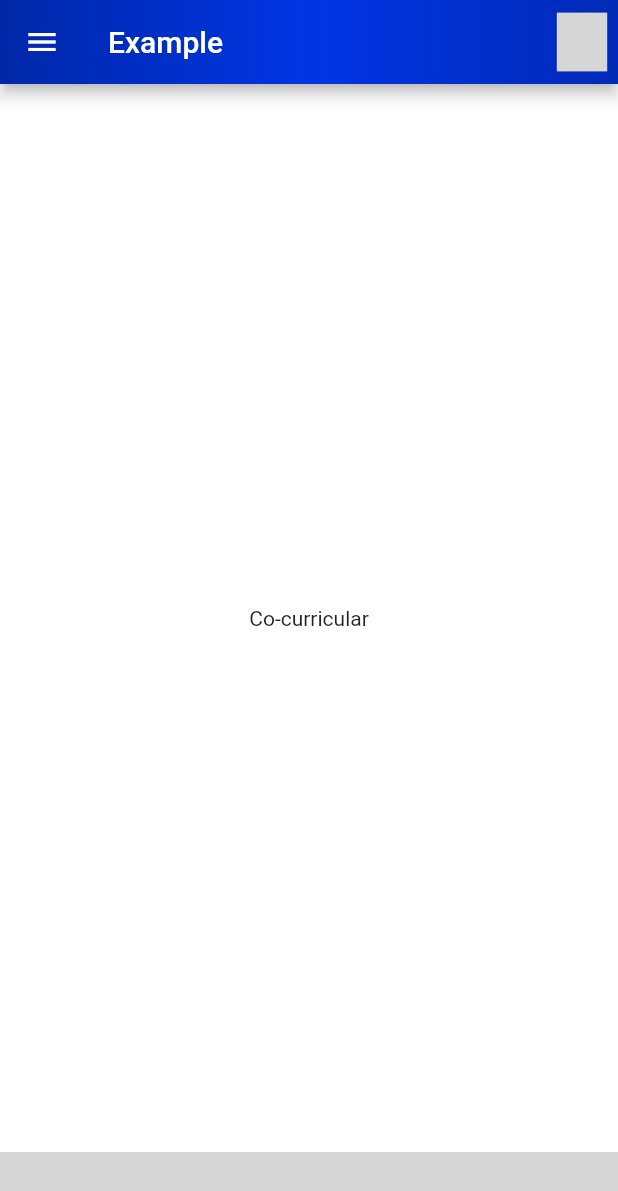
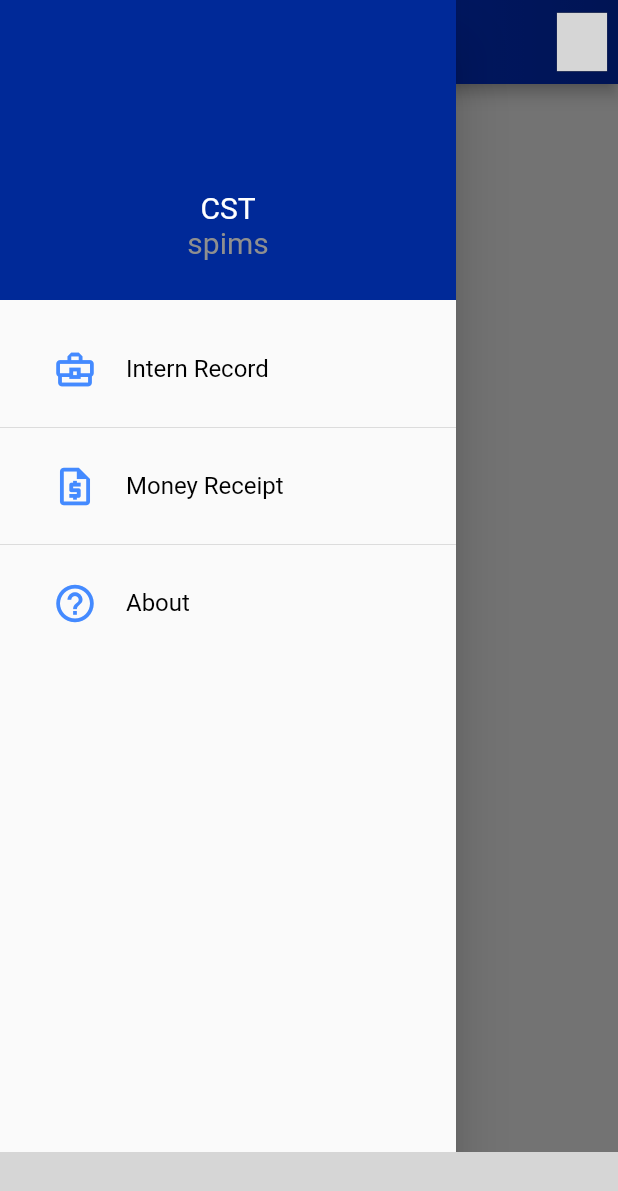
Before and after one commit to suzWaks/SPIMS, a Flutter app: the screen it shows after launch, with the side drawer open (before the commit the screen has no drawer), on a phone screen of 412 x 824 dp. Shown: the top 1191 px of the screen. Run offline on Flutter 3.47's test engine with Material 2 defaults, Android fonts, the light colour scheme and no system bars; missing offline and left inert: custom_line_indicator_bottom_navbar, day_night_switcher; grey boxes are pictures that could not be loaded.

Commit message:
Basic Layout properly established I have added the functionality of buttons in the bottom navigation bar which will take us to respective pages on clicking. Also I have implemented the hamburger menu which also routes to respective pages on clicking the menu items. Notice? The navigation bar remains common for all the pages.
PS: the dark mode toggle does not work as of now.

```diff
--- /dev/null
+++ b/lib/Drawer/headerdrawer.dart
@@ -0,0 +1,42 @@
+import 'package:flutter/material.dart';
+
+class HeaderDrawer extends StatefulWidget {
+  const HeaderDrawer({super.key});
+
+  @override
+  State<HeaderDrawer> createState() => _HeaderDrawerState();
+}
+
+class _HeaderDrawerState extends State<HeaderDrawer> {
+  @override
+  Widget build(BuildContext context) {
+    return Container(
+      color: Color.fromARGB(255, 0, 41, 152),
+      width: double.infinity,
+      height: 200,
+      padding: EdgeInsets.only(top: 20, left: 0),
+      child: Column(mainAxisAlignment: MainAxisAlignment.center, children: [
+        Container(
+          margin: EdgeInsets.only(bottom: 10),
+          height: 70,
+          // decoration: BoxDecoration(
+          //   image: DecorationImage(
+          //     image: AssetImage('lib/Drawer/cstlogo.png'),
+          //     fit: BoxFit.fill,
+          //   ),
+          // ),
+        ),
+        Text(
+          "CST",
+          style: TextStyle(
+              fontSize: 20, color: Color.fromARGB(255, 255, 255, 255)),
+        ),
+        Text(
+          "spims",
+          style: TextStyle(
+              fontSize: 20, color: Color.fromARGB(255, 143, 143, 143)),
+        ),
+      ]),
+    );
+  }
+}
--- /dev/null
+++ b/lib/home.dart
@@ -0,0 +1,17 @@
+import 'package:flutter/material.dart';
+
+class HomePage extends StatefulWidget {
+  @override
+  _HomePageState createState() => _HomePageState();
+}
+
+class _HomePageState extends State<HomePage> {
+  @override
+  Widget build(BuildContext context) {
+    return Scaffold(
+      body: Center(
+        child: Text('Welcome, HOME PAGE!'),
+      ),
+    );
+  }
+}
--- a/lib/main.dart
+++ b/lib/main.dart
@@ -1,7 +1,15 @@
+import 'package:bottom_nav/Drawer/aboutus.dart';
+import 'package:bottom_nav/Drawer/headerdrawer.dart';
+import 'package:bottom_nav/Drawer/internrecord.dart';
+import 'package:bottom_nav/Drawer/moneyreceipt.dart';
+import 'package:bottom_nav/admin.dart';
+import 'package:bottom_nav/home.dart';
+import 'package:bottom_nav/medical.dart';
+import 'package:bottom_nav/settings.dart';
 import 'package:flutter/material.dart';
 import 'package:custom_line_indicator_bottom_navbar/custom_line_indicator_bottom_navbar.dart';
 import 'package:day_night_switcher/day_night_switcher.dart';
-import 'package:awesome_drawer_bar/awesome_drawer_bar.dart';
+import 'package:bottom_nav/co-curricular.dart';
 
 void main() {
   runApp(const MainApp());
@@ -28,14 +36,24 @@ class MyExample extends StatefulWidget {
 }
 
 class _MyExampleState extends State<MyExample> {
-  int _selectedIndex = 0; // default index
+  PageController _pageController = PageController();
 
-  List<Widget> _widgetOptions = [
-    Text('Co-curricular'),
-    Text('Academic'),
-    Text('Home'),
-    Text('Medical'),
-    Text('Settings'),
+  int _selectedIndex = 2; // default index
+
+  void initState() {
+    super.initState();
+    _pageController = PageController(initialPage: _selectedIndex);
+  }
+
+  final screens = [
+    CoCurricularPage(),
+    AdminPage(),
+    HomePage(),
+    MedicalPage(),
+    SettingsPage(),
+    InternRecordPage(),
+    MoneyReceiptPage(),
+    AboutUsPage(),
   ];
 
   bool isDarkModeEnabled = false;
@@ -49,7 +67,7 @@ class _MyExampleState extends State<MyExample> {
 
     return Scaffold(
       appBar: AppBar(
-        title: Text('Example'),
+        title: Text('CST - SPIMS'),
         actions: <Widget>[
           Transform.scale(
             scale: 0.7, // Adjust the scale factor as needed
@@ -63,10 +81,10 @@ class _MyExampleState extends State<MyExample> {
             ),
           ),
         ],
-        leading: IconButton(
-          icon: const Icon(Icons.menu_outlined),
-          onPressed: () {},
-        ),
+        // leading: IconButton(
+        //   icon: const Icon(Icons.menu_outlined),
+        //   onPressed: () {},
+        // ),
         flexibleSpace: Container(
           decoration: BoxDecoration(
             gradient: LinearGradient(
@@ -79,18 +97,46 @@ class _MyExampleState extends State<MyExample> {
           ),
         ),
       ),
+      drawer: Drawer(
+        child: SingleChildScrollView(
+          child: Container(
+            child: Column(
+              children: [
+                HeaderDrawer(),
+                DrawerList(),
+              ],
+            ),
+          ),
+        ),
+        // child: ListView(
+        //   children: [
+        //     ListTile(
+        //       title: const Text('Co-curricular'),
+        //       onTap: (){
+
+        //       },
+        //     ),
+        //   ],
+        // ),
+      ),
       // Set the Scaffold's background color
       backgroundColor: backgroundColor,
-      body: Center(
-        child: _widgetOptions.elementAt(_selectedIndex),
+      body: PageView(
+        controller: _pageController,
+        children: screens,
       ),
+
+      // Center(
+      //   child: screens.elementAt(_selectedIndex),
+      // ),
+
       bottomNavigationBar: ClipRRect(
         borderRadius: BorderRadius.only(
           topLeft: Radius.circular(20),
           topRight: Radius.circular(20),
         ),
         child: CustomLineIndicatorBottomNavbar(
-          selectedColor: Color.fromRGBO(255, 255, 255, 1),
+          selectedColor: Color.fromRGBO(255, 255, 245, 1),
           unSelectedColor: Color.fromARGB(255, 255, 255, 255),
           backgroundColor: backgroundColor, // Use the same background color
           currentIndex: _selectedIndex,
@@ -99,6 +145,9 @@ class _MyExampleState extends State<MyExample> {
           onTap: (index) {
             setState(() {
               _selectedIndex = index;
+              _pageController.animateToPage(index,
+                  duration: Duration(milliseconds: 300),
+                  curve: Curves.easeInOut);
             });
           },
           enableLineIndicator: true,
@@ -137,4 +186,56 @@ class _MyExampleState extends State<MyExample> {
       ),
     );
   }
+
+  Widget DrawerList() {
+    return Container(
+      padding: EdgeInsets.only(top: 15),
+      child: Column(
+        children: [
+          menuItem(5, "Intern Record", Icons.business_center_outlined),
+          Divider(),
+          menuItem(6, "Money Receipt", Icons.request_quote_outlined),
+          Divider(),
+          menuItem(7, "About", Icons.help_outline_outlined),
+        ],
+      ),
+    );
+  }
+
+  Widget menuItem(int index, String title, IconData icon) {
+    return Material(
+      color: index == _selectedIndex ? Colors.grey[200] : Colors.transparent,
+      child: InkWell(
+        onTap: () {
+          setState(() {
+            _selectedIndex = index;
+          });
+          _pageController.jumpToPage(index);
+
+          Navigator.of(context).pop();
+        },
+        child: Padding(
+          padding: EdgeInsets.all(16),
+          child: Row(
+            children: [
+              Expanded(
+                child: Icon(
+                  icon,
+                  size: 30,
+                  color: Colors.blueAccent,
+                ),
+              ),
+              Expanded(
+                flex: 3,
+                child: Text(
+                  title,
+                  style: TextStyle(color: Colors.black, fontSize: 16),
+                ),
+              ),
+            ],
+          ),
+        ),
+      ),
+    );
+  }
 }
--- a/pubspec.yaml
+++ b/pubspec.yaml
@@ -20,3 +20,6 @@ dev_dependencies:
 
 flutter:
   uses-material-design: true
+
+assets:
+  - lib/Drawer/cstlogo.png
```
Also changed, not shown: lib/Drawer/aboutus.dart (added, +18 -0 lines), lib/Drawer/internrecord.dart (added, +18 -0 lines), lib/Drawer/moneyreceipt.dart (added, +18 -0 lines), lib/admin.dart (added, +17 -0 lines), lib/co-curricular.dart (added, +22 -0 lines), lib/medical.dart (added, +18 -0 lines), lib/settings.dart (added, +17 -0 lines), lib/Drawer/cstlogo.png (added).
